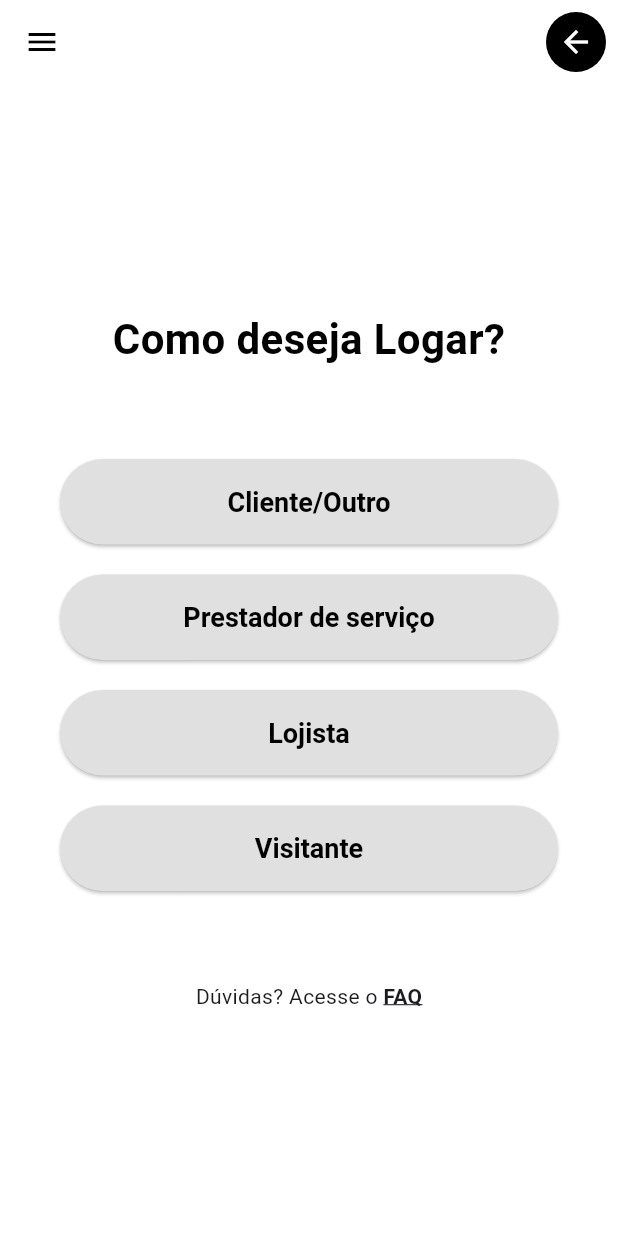
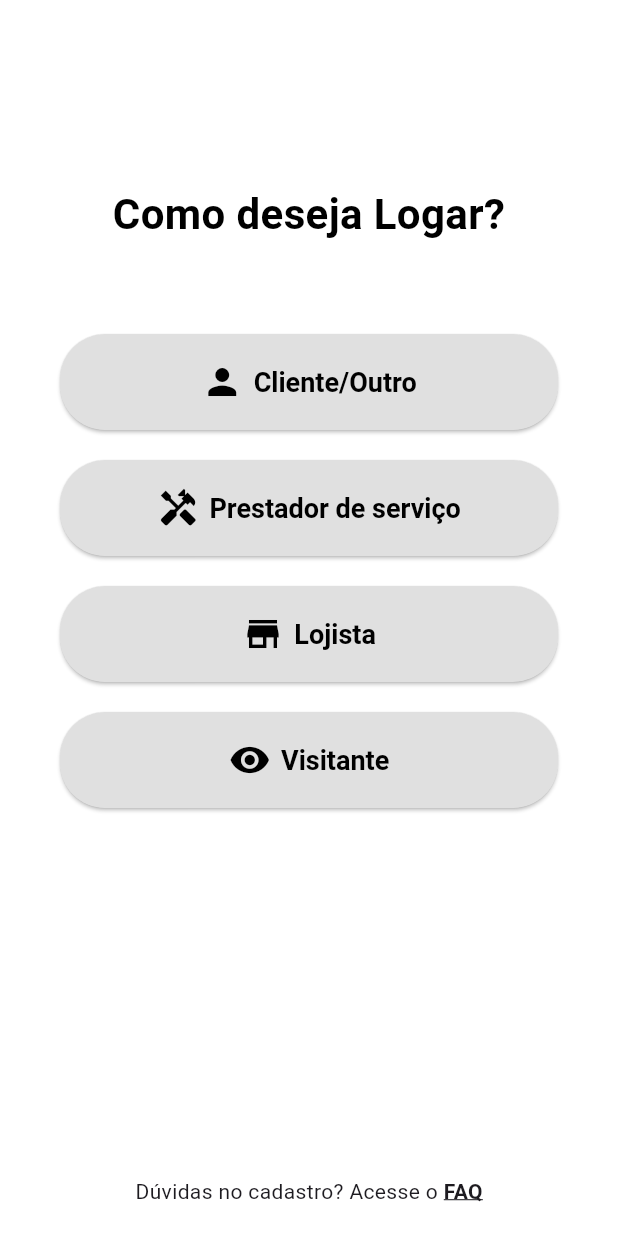
Before and after one commit to JoaoBrunoRezende20/Projeto-Conecta, a Flutter app: the screen it shows after launch, on a phone screen of 412 x 824 dp. Run offline on Flutter 3.47's test engine with Material 3 defaults, Android fonts, the phone set to English and light mode, and no system bars; our stand-ins replace cloud_firestore, firebase_auth, firebase_core, image_picker; accounts and stored records are empty.

Commit message:
Tela tipo de usuario com melhor UX

```diff
--- a/e_nosso/lib/telas/telaTipoUsuario.dart
+++ b/e_nosso/lib/telas/telaTipoUsuario.dart
@@ -4,7 +4,6 @@ import 'telaInicialComum.dart';
 
 class TelaTipoUsuario extends StatelessWidget {
   const TelaTipoUsuario({super.key});
-
 
   void _navegarParaLogin(BuildContext context, String tipo) {
     Navigator.push(
@@ -13,46 +12,28 @@ class TelaTipoUsuario extends StatelessWidget {
     );
   }
 
-  // A PARTE VISUAL (TODA REFEITA)
   @override
   Widget build(BuildContext context) {
-    // Definindo um estilo de botão para reutilizar
+    // Definindo o estilo base dos botões
     final ButtonStyle estiloBotao = ElevatedButton.styleFrom(
       backgroundColor: const Color(0xFFE0E0E0), // Cinza claro
-      foregroundColor: Colors.black, // Cor do texto
+      foregroundColor: Colors.black, // Cor do texto e ícone
       shape: RoundedRectangleBorder(
-        borderRadius: BorderRadius.circular(30), // Bordas bem arredondadas
+        borderRadius: BorderRadius.circular(30),
       ),
-      padding: const EdgeInsets.symmetric(vertical: 18),
+      padding: const EdgeInsets.symmetric(vertical: 18, horizontal: 20),
       textStyle: const TextStyle(
         fontSize: 18,
         fontWeight: FontWeight.bold,
       ),
+      // Alinha o conteúdo à esquerda se quiser que o ícone fique fixo,
+      // ou no centro (padrão). Vamos manter padrão centralizado.
+      alignment: Alignment.center,
     );
 
     return Scaffold(
       backgroundColor: Colors.white,
-      appBar: AppBar(
-        backgroundColor: Colors.transparent, // AppBar transparente
-        elevation: 0,
-        leading: IconButton(
-          icon: const Icon(Icons.menu, color: Colors.black),
-          onPressed: () {
-            // TODO: Implementar lógica para abrir o menu lateral (Drawer)
-          },
-        ),
-        actions: [
-          IconButton(
-            icon: const CircleAvatar(
-              backgroundColor: Colors.black,
-              child: Icon(Icons.arrow_back, color: Colors.white),
-            ),
-            onPressed: () {
-              // TODO: Implementar lógica de voltar, se aplicável nesta tela
-            },
-          ),
-        ],
-      ),
+      // Removi a AppBar para limpar a tela. O SafeArea cuida do espaçamento no topo.
       body: SafeArea(
         child: Padding(
           padding: const EdgeInsets.symmetric(horizontal: 40.0),
@@ -60,6 +41,8 @@ class TelaTipoUsuario extends StatelessWidget {
             mainAxisAlignment: MainAxisAlignment.center,
             crossAxisAlignment: CrossAxisAlignment.stretch,
             children: [
+              const Spacer(flex: 1), // Empurra o conteúdo um pouco para baixo
+
               const Text(
                 'Como deseja Logar?',
                 textAlign: TextAlign.center,
@@ -69,41 +52,59 @@ class TelaTipoUsuario extends StatelessWidget {
                   color: Colors.black,
                 ),
               ),
+
               const SizedBox(height: 60),
-              ElevatedButton(
+
+              // Botão Cliente
+              ElevatedButton.icon(
                 style: estiloBotao,
                 onPressed: () => _navegarParaLogin(context, 'comum'),
-                child: const Text('Cliente/Outro'),
+                icon: const Icon(Icons.person, size: 28, color: Colors.black),
+                label: const Text('Cliente/Outro'),
               ),
+
               const SizedBox(height: 20),
-              ElevatedButton(
+
+              // Botão Prestador
+              ElevatedButton.icon(
                 style: estiloBotao,
                 onPressed: () => _navegarParaLogin(context, 'prestador'),
-                child: const Text('Prestador de serviço'),
+                icon: const Icon(Icons.handyman, size: 28, color: Colors.black),
+                label: const Text('Prestador de serviço'),
               ),
+
               const SizedBox(height: 20),
-              ElevatedButton(
+
+              // Botão Lojista
+              ElevatedButton.icon(
                 style: estiloBotao,
                 onPressed: () => _navegarParaLogin(context, 'lojista'),
-                child: const Text('Lojista'),
+                icon: const Icon(Icons.store, size: 28, color: Colors.black),
+                label: const Text('Lojista'),
               ),
+
               const SizedBox(height: 20),
-              ElevatedButton(
+
+              // Botão Visitante
+              ElevatedButton.icon(
                 style: estiloBotao,
                 onPressed: () {
-                  // Lógica para visitante: navega direto para a home de visitante
                   Navigator.pushReplacement(
                     context,
                     MaterialPageRoute(builder: (_) => const TelaInicialComum()),
                   );
                 },
-                child: const Text('Visitante'),
+                icon: const Icon(Icons.visibility, size: 28, color: Colors.black),
+                label: const Text('Visitante'),
               ),
-              const SizedBox(height: 60),
+
+              const Spacer(flex: 2), // Espaço flexível no final
+
+              // Rodapé FAQ
               Row(
                 mainAxisAlignment: MainAxisAlignment.center,
                 children: [
-                  const Text('Dúvidas? Acesse o '),
+                  const Text('Dúvidas no cadastro? Acesse o '),
                   InkWell(
                     onTap: () {
                       // TODO: Implementar navegação para a tela de FAQ
@@ -117,7 +118,8 @@ class TelaTipoUsuario extends StatelessWidget {
                     ),
                   ),
                 ],
-              )
+              ),
+              const SizedBox(height: 20),
             ],
           ),
         ),
```
